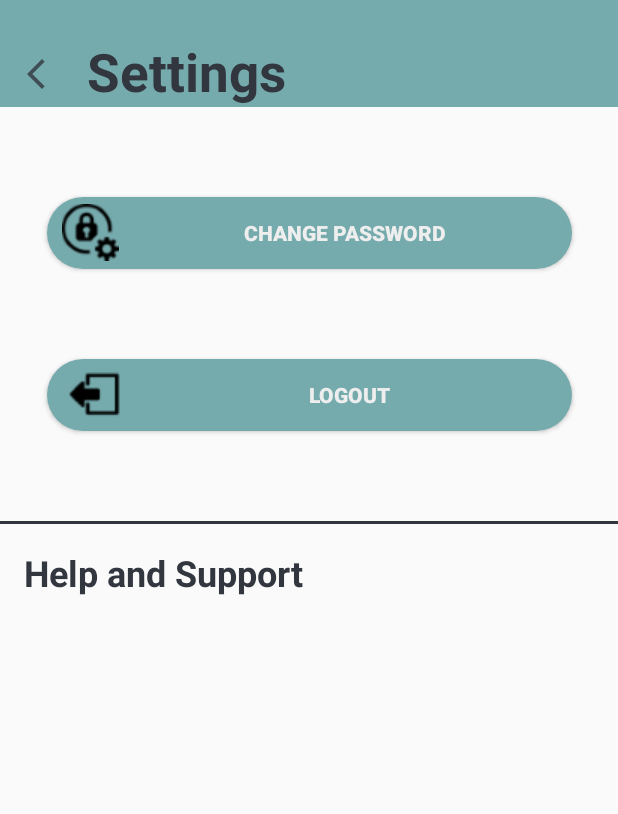
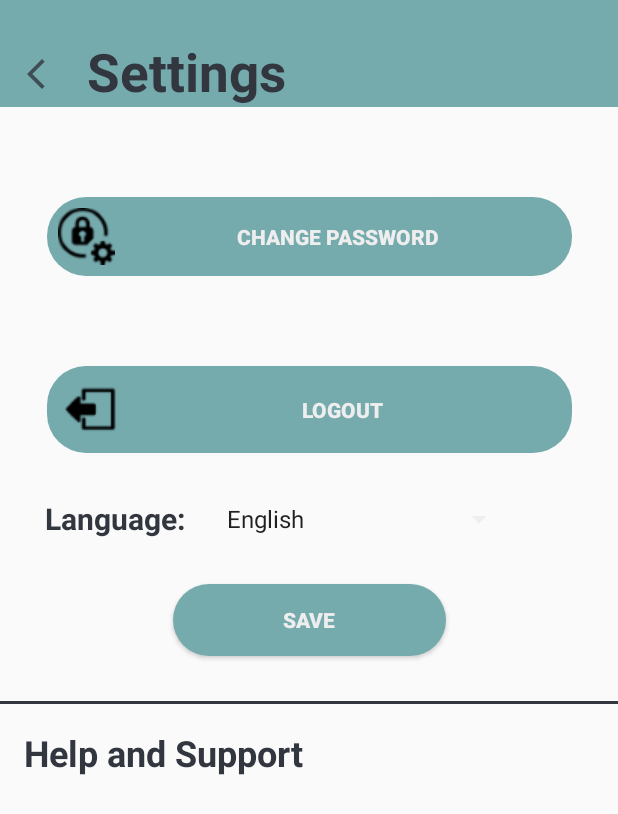
Before and after one commit to Mohamad-H-Hallal/AutoMate-Parts-and-Service-Hub, an Android app: the SettingActivity screen opened directly, with no data from a screen before it, on a phone screen of 412 x 824 dp. Shown: the top 814 px of the screen. Run offline under Robolectric (Android 15) with nearby library versions, the phone set to English and light mode, and no system bars.

Commit message:
did ManagePartsActivity and SubcategorieAdapter and SettingActivity and converted the row_scrapyard xml into constraint

```diff
--- a/app/src/main/res/layout/activity_setting.xml
+++ b/app/src/main/res/layout/activity_setting.xml
@@ -38,6 +38,7 @@
         style="@style/loginButton"
         android:layout_marginTop="60dp"
         android:width="350dp"
+        android:padding="7dp"
         android:drawableLeft="@drawable/changepass_icon"
         android:text="Change Password"
         app:layout_constraintEnd_toEndOf="parent"
@@ -49,20 +50,59 @@
         style="@style/loginButton"
         android:layout_marginTop="60dp"
         android:width="350dp"
+        android:padding="7dp"
         android:drawableLeft="@drawable/logout_icon"
         android:text="Logout"
         app:layout_constraintEnd_toEndOf="parent"
         app:layout_constraintStart_toStartOf="parent"
         app:layout_constraintTop_toBottomOf="@+id/reset_pass" />
+    <TextView
+        android:id="@+id/change_lang"
+        android:layout_width="wrap_content"
+        android:layout_height="wrap_content"
+        android:text="Language:"
+        android:textColor="@color/colorPrimaryDark"
+        android:textSize="20sp"
+        android:textStyle="bold"
+        android:layout_marginTop="30dp"
+        android:layout_marginStart="30dp"
+        app:layout_constraintEnd_toStartOf="@id/lang"
+        app:layout_constraintStart_toStartOf="parent"
+        app:layout_constraintBottom_toTopOf="@id/changel"
+        app:layout_constraintTop_toBottomOf="@id/logout"/>
+
+    <Spinner
+        android:id="@+id/lang"
+        android:layout_width="200dp"
+        android:layout_height="wrap_content"
+        android:layout_marginStart="20dp"
+        android:backgroundTint="@color/colorPrimary"
+        android:entries="@array/Lang"
+        app:layout_constraintBottom_toTopOf="@id/changel"
+        app:layout_constraintStart_toEndOf="@id/change_lang"
+        app:layout_constraintTop_toBottomOf="@id/logout" />
+
+    <androidx.appcompat.widget.AppCompatButton
+        android:id="@+id/changel"
+        style="@style/loginButton"
+        android:layout_marginTop="30dp"
+        android:width="30dp"
+        android:padding="7dp"
+        android:text="Save"
+        app:layout_constraintEnd_toEndOf="parent"
+        app:layout_constraintStart_toStartOf="parent"
+        app:layout_constraintTop_toBottomOf="@+id/change_lang"
+        app:layout_constraintBottom_toTopOf="@id/line"
+        />
     <View
         android:id="@+id/line"
         android:layout_width="0dp"
         android:layout_height="2dp"
-        android:layout_marginTop="60dp"
+        android:layout_marginTop="30dp"
         android:background="@color/colorPrimaryDark"
         app:layout_constraintEnd_toEndOf="parent"
         app:layout_constraintStart_toStartOf="parent"
-        app:layout_constraintTop_toBottomOf="@+id/logout" />
+        app:layout_constraintTop_toBottomOf="@+id/changel" />
     <TextView
         android:id="@+id/support"
         android:layout_width="match_parent"
--- a/app/src/main/res/values/strings.xml
+++ b/app/src/main/res/values/strings.xml
@@ -10,5 +10,9 @@
         <item>Mechanic</item>
         <item>Scrap-yard Vendor</item>
     </string-array>
+    <string-array name="Lang">
+        <item>English</item>
+        <item>Arabic</item>
+    </string-array>
 
 </resources>
```
Also changed, not shown: app/src/main/res/layout/fragment_profile.xml (+103 -72 lines), app/src/main/res/layout/row_mechanic.xml (+5 -3 lines), app/src/main/res/layout/row_scrapyard.xml (+13 -4 lines).
